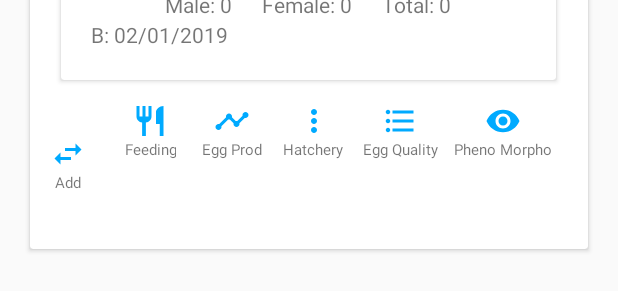
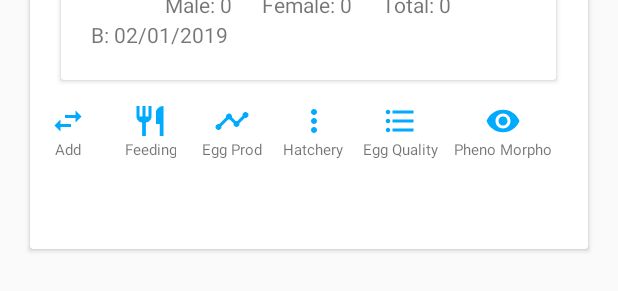
Before and after one commit to ralphmartin96/NativePoultryIS, an Android app: the layout breeder_row_layout.xml on its own in the app's theme, with its tools: preview values and no code run, on a phone screen of 412 x 824 dp. Shown: the part 299-590 px from the top of the screen. Run offline under Robolectric (Android 15) with nearby library versions, the phone set to English and light mode, and no system bars.

Commit message:
Debugged UI for CreateBreeders row layout

```diff
--- a/app/src/main/res/layout/breeder_row_layout.xml
+++ b/app/src/main/res/layout/breeder_row_layout.xml
@@ -233,7 +233,6 @@
                 <LinearLayout
                     android:layout_width="wrap_content"
                     android:layout_height="wrap_content"
-                    android:layout_gravity="center"
                     android:layout_marginLeft="5dp"
                     android:layout_marginRight="5dp"
                     android:gravity="center_horizontal"
```
